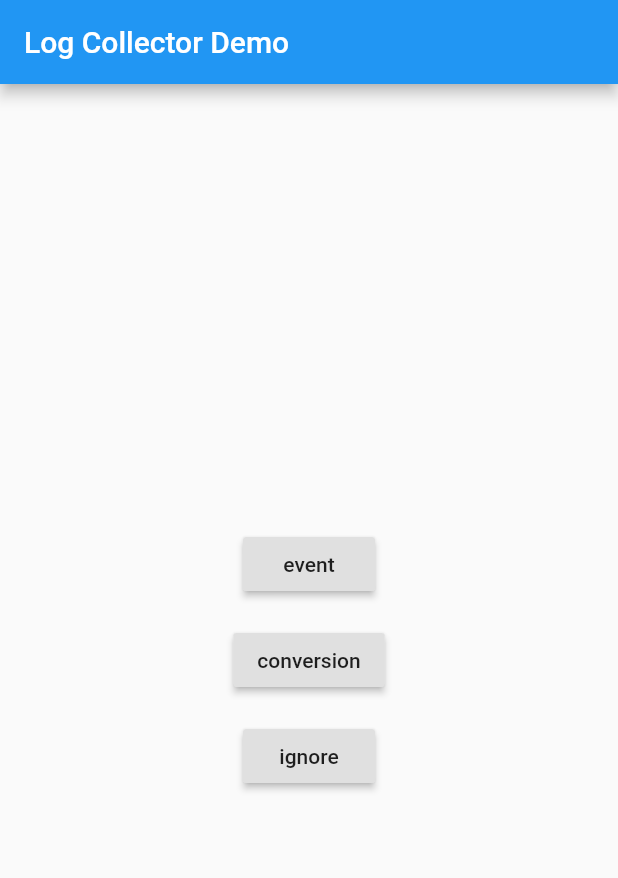
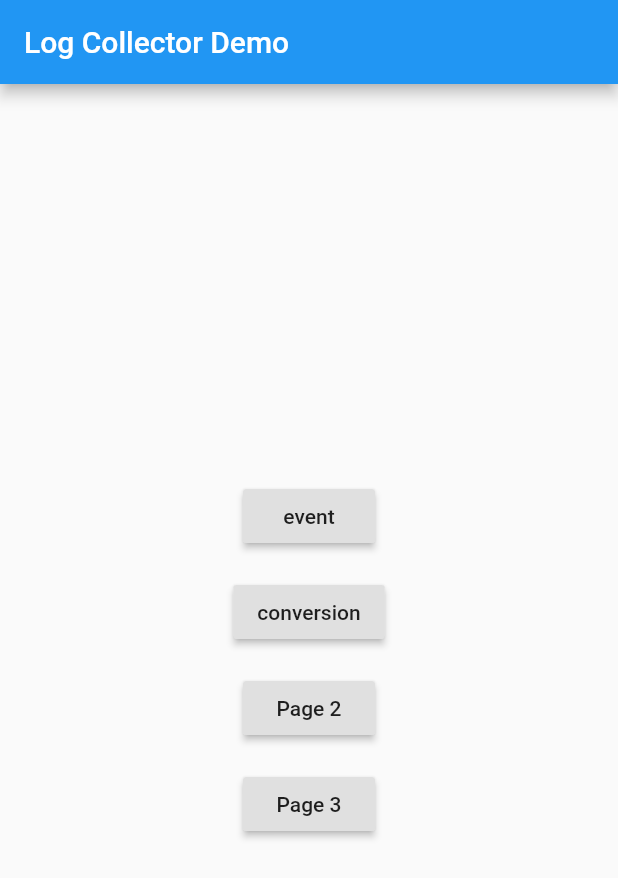
Before and after one commit to housmart/log_collector, a Flutter app: the screen it shows after launch, after a tap on "event", on a phone screen of 412 x 824 dp. Shown: the top 878 px of the screen. Run offline on Flutter 3.47's test engine with Material 2 defaults, Android fonts, the phone set to English and light mode, and no system bars; our stand-ins replace synchronized.

Commit message:
Update example

```diff
--- /dev/null
+++ b/example/lib/action_filter.dart
@@ -0,0 +1,32 @@
+import 'package:log_collector/log_collector.dart';
+
+class ActionFilter extends Filter {
+  ActionFilter({String tagPattern}) : super(tagPattern: tagPattern);
+
+  @override
+  List<Log> transform(Log log) {
+    final target = log.payload['target'];
+    final type = log.payload['type'];
+    if (target is! String || type is! String) {
+      return [];
+    } else {
+      final properties = Map.of(log.payload)..remove('type');
+      return [
+        log.copyWith(
+          tag: 'ga.action',
+          payload: {
+            'event_name': type,
+            'properties': properties,
+          },
+        ),
+        log.copyWith(
+          tag: 'my.action',
+          payload: {
+            'event_name': '${type}_$target',
+            'properties': Map.of(properties)..remove('target'),
+          },
+        ),
+      ];
+    }
+  }
+}
--- a/example/lib/ga_event_output.dart
+++ b/example/lib/analytics_output.dart
@@ -1,11 +1,11 @@
 import 'package:log_collector/log_collector.dart';
 
-class GAEventOutput extends BufferedOutput {
-  GAEventOutput({
-    tagPattern,
-    flushInterval = 100,
-    retryLimit = 3,
-    logCountLimit = 5,
+class AnalyticsOutput extends BufferedOutput {
+  AnalyticsOutput({
+    String tagPattern,
+    int flushInterval = 100,
+    int retryLimit = 3,
+    int logCountLimit = 5,
   }) : super(
             tagPattern: tagPattern,
             logStorage: FileLogStorage(),
@@ -14,10 +14,12 @@ class GAEventOutput extends BufferedOutput {
             logCountLimit: logCountLimit);
 
   Future<bool> write(List<Log> logs) async {
-    // TODO: send logs to ga service
+    // TODO: send logs to analytics service
     return Future<bool>.delayed(Duration(milliseconds: 50), () {
       logs.forEach((log) {
-        print('[GAEvent] ${log.loggedAt}:[${log.tag}] ${log.payload}');
+        final eventName = log.payload['event_name'];
+        final properties = log.payload['properties'];
+        print('🍉[Analytics] ${log.loggedAt}:[$eventName] $properties');
       });
       // if return false, retrying.
       return true;
--- a/example/lib/event_filter.dart
+++ /dev/null
@@ -1,20 +0,0 @@
-import 'package:log_collector/log_collector.dart';
-
-class EventFilter extends Filter {
-  EventFilter({tagPattern}) : super(tagPattern: tagPattern);
-
-  @override
-  List<Log> transform(Log log) {
-    if (log.payload['action'] == null) {
-      return [];
-    } else {
-      return [
-        log.copyWith(tag: 'ga.event'),
-        log.copyWith(
-          payload: Map.of(log.payload)..['type'] = 'event',
-          tag: 'my.event',
-        ),
-      ];
-    }
-  }
-}
--- a/example/lib/main.dart
+++ b/example/lib/main.dart
@@ -1,31 +1,54 @@
+import 'package:example/pageview_filter.dart';
 import 'package:flutter/material.dart';
 import 'package:log_collector/log_collector.dart';
 
-import 'event_filter.dart';
-import 'ga_event_output.dart';
+import 'action_filter.dart';
+import 'analytics_output.dart';
 import 'my_log_output.dart';
 import 'print_output.dart';
-import 'normal_filter.dart';
 
 void main() => runApp(MyApp());
 
 final logger = Logger(
   filters: [
-    EventFilter(tagPattern: 'event'),
-    NormalFilter(tagPattern: 'my.*'),
+    PageViewFilter(tagPattern: 'page_view'),
+    ActionFilter(tagPattern: 'action'),
   ],
   outputs: [
     PrintOutput(tagPattern: '**'),
-    MyLogOutput(tagPattern: 'my.*'),
-    GAEventOutput(tagPattern: 'ga.event'),
+    MyLogOutput(tagPattern: 'my.**'),
+    AnalyticsOutput(tagPattern: 'ga.**'),
   ],
 );
 
 class MyApp extends StatelessWidget {
+  Route<dynamic> _onGenerateRoute(RouteSettings settings) {
+    logger.post({
+      'name': settings.name,
+    }, tag: 'page_view');
+    switch (settings.name) {
+      case 'page2':
+        return MaterialPageRoute(builder: (_) => Page2(), settings: settings);
+      case 'page3':
+        return MaterialPageRoute(builder: (_) => Page3(), settings: settings);
+      default:
+        return MaterialPageRoute(builder: (_) => Page1(), settings: settings);
+    }
+  }
+
   @override
   Widget build(BuildContext context) {
     return MaterialApp(
-      home: Scaffold(
+      initialRoute: 'page1',
+      onGenerateRoute: _onGenerateRoute,
+    );
+  }
+}
+
+class Page1 extends StatelessWidget {
+  @override
+  Widget build(BuildContext context) {
+    return Scaffold(
       appBar: AppBar(title: Text('Log Collector Demo')),
       body: Center(
         child: Column(
@@ -35,8 +58,10 @@ class MyApp extends StatelessWidget {
               child: Text('event'),
               onPressed: () {
                 logger.post({
-                    'action': 'click_event_button',
-                  }, tag: 'event');
+                  'page': 'page1',
+                  'type': 'click',
+                  'target': 'event_button',
+                }, tag: 'action');
               },
             ),
             SizedBox(height: 16),
@@ -44,23 +69,57 @@ class MyApp extends StatelessWidget {
               child: Text('conversion'),
               onPressed: () {
                 logger.post({
-                    'action': 'click_conversion_button',
-                  }, tag: 'my.conversion');
+                  'page': 'page1',
+                  'type': 'click',
+                  'target': 'conversion_button',
+                  'foo': 123,
+                  'bar': 'abc',
+                }, tag: 'action');
               },
             ),
             SizedBox(height: 16),
             RaisedButton(
-                child: Text('ignore'),
-                onPressed: () {
-                  logger.post({
-                    'action': 'click_ignore_button',
-                  }, tag: 'foo');
-                },
+              child: Text('Page 2'),
+              onPressed: () => Navigator.of(context).pushNamed('page2'),
+            ),
+            SizedBox(height: 16),
+            RaisedButton(
+              child: Text('Page 3'),
+              onPressed: () => Navigator.of(context).pushNamed('page3'),
             ),
           ],
-          ),
         ),
       ),
     );
   }
 }
+
+class Page2 extends StatelessWidget {
+  @override
+  Widget build(BuildContext context) {
+    return Scaffold(
+      appBar: AppBar(title: Text('Page 2')),
+      body: Center(
+        child: RaisedButton(
+          child: Text('Page 3'),
+          onPressed: () => Navigator.of(context).pushNamed('page3'),
+        ),
+      ),
+    );
+  }
+}
+
+class Page3 extends StatelessWidget {
+  @override
+  Widget build(BuildContext context) {
+    return Scaffold(
+      appBar: AppBar(title: Text('Page 3')),
+      body: Center(
+        child: RaisedButton(
+          child: Text('Back'),
+          onPressed: () => Navigator.of(context).pop(),
+        ),
+      ),
+    );
+  }
+}
--- a/example/lib/my_log_output.dart
+++ b/example/lib/my_log_output.dart
@@ -2,10 +2,10 @@ import 'package:log_collector/log_collector.dart';
 
 class MyLogOutput extends BufferedOutput {
   MyLogOutput({
-    tagPattern,
-    flushInterval = 100,
-    retryLimit = 3,
-    logCountLimit = 5,
+    String tagPattern,
+    int flushInterval = 100,
+    int retryLimit = 3,
+    int logCountLimit = 5,
   }) : super(
             tagPattern: tagPattern,
             logStorage: FileLogStorage(),
@@ -17,7 +17,9 @@ class MyLogOutput extends BufferedOutput {
     // TODO: send logs to your server.
     return Future<bool>.delayed(Duration(milliseconds: 50), () {
       logs.forEach((log) {
-        print('[MyLog] ${log.loggedAt}:[${log.tag}] ${log.payload}');
+        final eventName = log.payload['event_name'];
+        final properties = log.payload['properties'];
+        print('🥝[MyLog] ${log.loggedAt}:[$eventName] $properties');
       });
       // if return false, retrying.
       return true;
--- /dev/null
+++ b/example/lib/pageview_filter.dart
@@ -0,0 +1,30 @@
+import 'package:log_collector/log_collector.dart';
+
+class PageViewFilter extends Filter {
+  PageViewFilter({String tagPattern}) : super(tagPattern: tagPattern);
+
+  @override
+  List<Log> transform(Log log) {
+    final name = log.payload['name'];
+    if (name is! String) {
+      return [];
+    } else {
+      return [
+        log.copyWith(
+          tag: 'ga.pageview',
+          payload: {
+            'event_name': 'pageview',
+            'properties': log.payload,
+          },
+        ),
+        log.copyWith(
+          tag: 'my.pageview',
+          payload: {
+            'event_name': 'pageview_$name',
+            'properties': Map.of(log.payload)..remove('name'),
+          },
+        ),
+      ];
+    }
+  }
+}
--- a/example/lib/print_output.dart
+++ b/example/lib/print_output.dart
@@ -1,7 +1,7 @@
 import 'package:log_collector/log_collector.dart';
 
 class PrintOutput extends Output {
-  PrintOutput({tagPattern}) : super(tagPattern: tagPattern);
+  PrintOutput({String tagPattern}) : super(tagPattern: tagPattern);
 
   @override
   void emit(Log log) {
```
Also changed, not shown: example/lib/normal_filter.dart (deleted, +0 -10 lines), 2 other files. Lines whose indentation alone changed are shown as unchanged.
